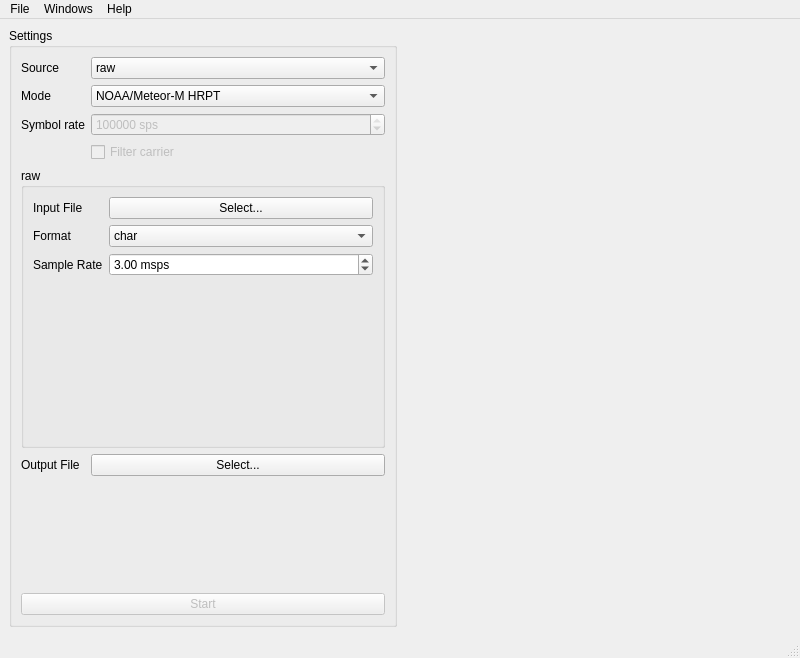
Xerbo/LeanHRPT-Demod, file src/qt/mainwindow.ui: the form before one commit.
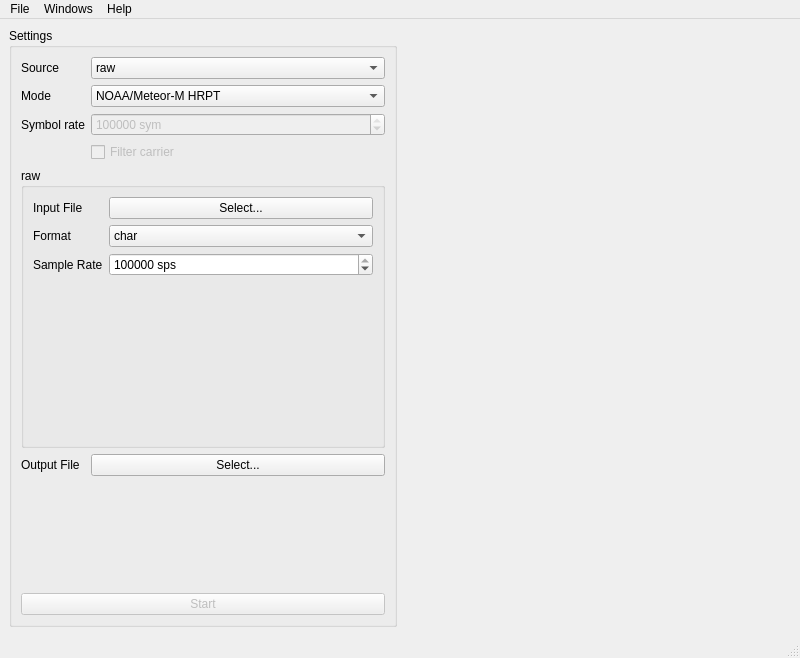
The form after the commit. Icons and pictures are not drawn. Custom widgets are drawn as their Qt base class.

Commit message: Use sps instead of msps

What changed in the file:
```diff
--- a/src/qt/mainwindow.ui
+++ b/src/qt/mainwindow.ui
@@ -132,7 +132,7 @@
           <bool>false</bool>
          </property>
          <property name="suffix">
-          <string> sps</string>
+          <string> sym</string>
          </property>
          <property name="maximum">
           <number>999999999</number>
@@ -255,16 +255,19 @@
                  </sizepolicy>
                 </property>
                 <property name="suffix">
-                 <string> msps</string>
+                 <string> sps</string>
+                </property>
+                <property name="decimals">
+                 <number>0</number>
                 </property>
                 <property name="minimum">
                  <double>1.000000000000000</double>
                 </property>
                 <property name="maximum">
-                 <double>10.000000000000000</double>
+                 <double>100000000.000000000000000</double>
                 </property>
                 <property name="value">
-                 <double>3.000000000000000</double>
+                 <double>2000000.000000000000000</double>
                 </property>
                </widget>
               </item>
```
Left out of the diff: 9 changed lines with no effect on the pictures. The commit also changes 1 other file.
